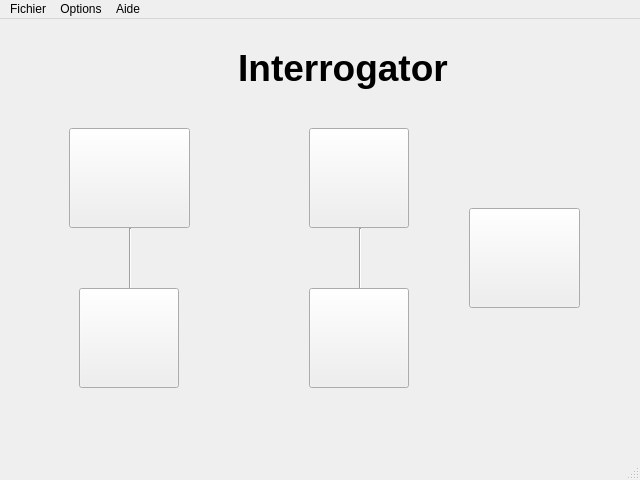
First picture: the form in interrogator.ui, repository chindit/Interrogator, before the edit.
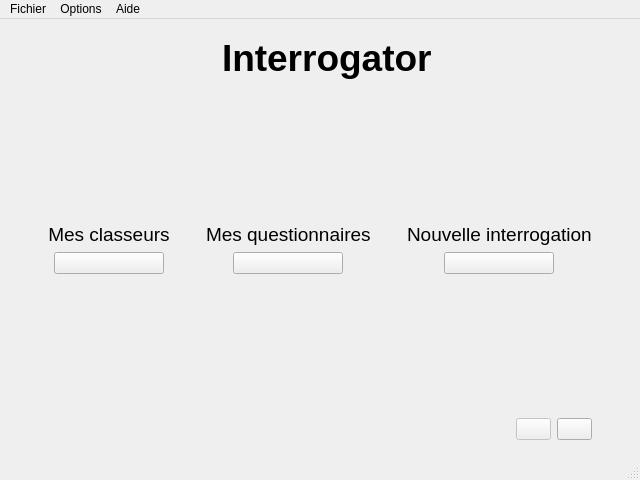
Second picture: the form after the edit. The open tabs and pages were chosen to show the change. Icons and pictures are not drawn.

Commit message: First attempt with BinderModel

The edit to the form file:
```diff
--- a/interrogator.ui
+++ b/interrogator.ui
@@ -45,269 +45,453 @@
    <bool>false</bool>
   </property>
   <widget class="QWidget" name="centralwidget">
-   <layout class="QHBoxLayout" name="horizontalLayout_9">
-    <item>
+   <layout class="QGridLayout" name="gridLayout_3">
+    <item row="0" column="0">
      <widget class="QStackedWidget" name="stackedWidget">
       <property name="currentIndex">
        <number>5</number>
       </property>
       <widget class="QWidget" name="index">
-       <widget class="QWidget" name="horizontalLayoutWidget">
-        <property name="geometry">
-         <rect>
-          <x>140</x>
-          <y>0</y>
-          <width>307</width>
-          <height>80</height>
-         </rect>
-        </property>
-        <layout class="QHBoxLayout" name="horizontalLayout">
-         <item>
-          <widget class="QLabel" name="label_titre_image">
-           <property name="maximumSize">
-            <size>
-             <width>75</width>
-             <height>75</height>
-            </size>
-           </property>
-           <property name="text">
-            <string/>
-           </property>
-           <property name="pixmap">
-            <pixmap resource="images.qrc">:/icones/images/interrogator.png</pixmap>
-           </property>
-           <property name="scaledContents">
-            <bool>true</bool>
-           </property>
-           <property name="alignment">
-            <set>Qt::AlignCenter</set>
-           </property>
-          </widget>
-         </item>
-         <item>
-          <widget class="QLabel" name="label_ttre">
-           <property name="font">
-            <font>
-             <family>Ubuntu</family>
-             <pointsize>28</pointsize>
-             <weight>75</weight>
-             <bold>true</bold>
-            </font>
-           </property>
-           <property name="statusTip">
-            <string/>
-           </property>
-           <property name="text">
-            <string>Interrogator</string>
-           </property>
-           <property name="alignment">
-            <set>Qt::AlignCenter</set>
-           </property>
-          </widget>
-         </item>
-        </layout>
-       </widget>
-       <widget class="QPushButton" name="pushButton_interro">
-        <property name="geometry">
-         <rect>
-          <x>460</x>
-          <y>180</y>
-          <width>111</width>
-          <height>100</height>
-         </rect>
-        </property>
-        <property name="minimumSize">
-         <size>
-          <width>100</width>
-          <height>100</height>
-         </size>
-        </property>
-        <property name="statusTip">
-         <string>Créer un questionnaire</string>
-        </property>
-        <property name="whatsThis">
-         <string>Créer un questionnaire</string>
-        </property>
-        <property name="text">
-         <string/>
-        </property>
-        <property name="icon">
-         <iconset resource="images.qrc">
-          <normaloff>:/icones/images/new_interrogation.png</normaloff>:/icones/images/new_interrogation.png</iconset>
-        </property>
-        <property name="iconSize">
-         <size>
-          <width>90</width>
-          <height>90</height>
-         </size>
-        </property>
-       </widget>
-       <widget class="QPushButton" name="pushButton_category">
-        <property name="geometry">
-         <rect>
-          <x>60</x>
-          <y>100</y>
-          <width>121</width>
-          <height>100</height>
-         </rect>
-        </property>
-        <property name="minimumSize">
-         <size>
-          <width>100</width>
-          <height>100</height>
-         </size>
-        </property>
-        <property name="statusTip">
-         <string>Gérer les catégories</string>
-        </property>
-        <property name="whatsThis">
-         <string>Gérer les catégories</string>
-        </property>
-        <property name="text">
-         <string/>
-        </property>
-        <property name="icon">
-         <iconset resource="images.qrc">
-          <normaloff>:/icones/images/category.png</normaloff>:/icones/images/category.png</iconset>
-        </property>
-        <property name="iconSize">
-         <size>
-          <width>100</width>
-          <height>100</height>
-         </size>
-        </property>
-       </widget>
-       <widget class="Line" name="line">
-        <property name="geometry">
-         <rect>
-          <x>120</x>
-          <y>200</y>
-          <width>3</width>
-          <height>61</height>
-         </rect>
-        </property>
-        <property name="orientation">
-         <enum>Qt::Vertical</enum>
-        </property>
-       </widget>
-       <widget class="QPushButton" name="pushButton_question">
-        <property name="geometry">
-         <rect>
-          <x>300</x>
-          <y>100</y>
-          <width>100</width>
-          <height>100</height>
-         </rect>
-        </property>
-        <property name="minimumSize">
-         <size>
-          <width>100</width>
-          <height>100</height>
-         </size>
-        </property>
-        <property name="statusTip">
-         <string>Gérer les questions</string>
-        </property>
-        <property name="whatsThis">
-         <string>Gérer les questions</string>
-        </property>
-        <property name="text">
-         <string/>
-        </property>
-        <property name="icon">
-         <iconset resource="images.qrc">
-          <normaloff>:/icones/images/question.png</normaloff>:/icones/images/question.png</iconset>
-        </property>
-        <property name="iconSize">
-         <size>
-          <width>90</width>
-          <height>90</height>
-         </size>
-        </property>
-       </widget>
-       <widget class="Line" name="line_2">
-        <property name="geometry">
-         <rect>
-          <x>350</x>
-          <y>200</y>
-          <width>3</width>
-          <height>61</height>
-         </rect>
-        </property>
-        <property name="orientation">
-         <enum>Qt::Vertical</enum>
-        </property>
-       </widget>
-       <widget class="QPushButton" name="pushButton_add_category">
-        <property name="geometry">
-         <rect>
-          <x>70</x>
-          <y>260</y>
-          <width>100</width>
-          <height>100</height>
-         </rect>
-        </property>
-        <property name="minimumSize">
-         <size>
-          <width>100</width>
-          <height>100</height>
-         </size>
-        </property>
-        <property name="statusTip">
-         <string>Ajouter une catégorie</string>
-        </property>
-        <property name="whatsThis">
-         <string>Ajouter une catégorie</string>
-        </property>
-        <property name="text">
-         <string/>
-        </property>
-        <property name="icon">
-         <iconset resource="images.qrc">
-          <normaloff>:/icones/images/add_category.png</normaloff>:/icones/images/add_category.png</iconset>
-        </property>
-        <property name="iconSize">
-         <size>
-          <width>90</width>
-          <height>90</height>
-         </size>
-        </property>
-       </widget>
-       <widget class="QPushButton" name="pushButton_add_question_2">
-        <property name="geometry">
-         <rect>
-          <x>300</x>
-          <y>260</y>
-          <width>100</width>
-          <height>100</height>
-         </rect>
-        </property>
-        <property name="minimumSize">
-         <size>
-          <width>100</width>
-          <height>100</height>
-         </size>
-        </property>
-        <property name="statusTip">
-         <string>Ajouter une question</string>
-        </property>
-        <property name="whatsThis">
-         <string>Ajouter une question</string>
-        </property>
-        <property name="text">
-         <string/>
-        </property>
-        <property name="icon">
-         <iconset resource="images.qrc">
-          <normaloff>:/icones/images/add_question.png</normaloff>:/icones/images/add_question.png</iconset>
-        </property>
-        <property name="iconSize">
-         <size>
-          <width>90</width>
-          <height>90</height>
-         </size>
-        </property>
-       </widget>
+       <layout class="QGridLayout" name="gridLayout_6">
+        <item row="3" column="3">
+         <spacer name="bottomSpacer">
+          <property name="orientation">
+           <enum>Qt::Vertical</enum>
+          </property>
+          <property name="sizeHint" stdset="0">
+           <size>
+            <width>20</width>
+            <height>40</height>
+           </size>
+          </property>
+         </spacer>
+        </item>
+        <item row="2" column="4">
+         <spacer name="horizontalSpacer3">
+          <property name="orientation">
+           <enum>Qt::Horizontal</enum>
+          </property>
+          <property name="sizeHint" stdset="0">
+           <size>
+            <width>40</width>
+            <height>20</height>
+           </size>
+          </property>
+         </spacer>
+        </item>
+        <item row="2" column="2">
+         <spacer name="horizontalSpacer2">
+          <property name="orientation">
+           <enum>Qt::Horizontal</enum>
+          </property>
+          <property name="sizeHint" stdset="0">
+           <size>
+            <width>40</width>
+            <height>20</height>
+           </size>
+          </property>
+         </spacer>
+        </item>
+        <item row="2" column="0">
+         <spacer name="horizontalSpacer1">
+          <property name="orientation">
+           <enum>Qt::Horizontal</enum>
+          </property>
+          <property name="sizeHint" stdset="0">
+           <size>
+            <width>40</width>
+            <height>20</height>
+           </size>
+          </property>
+         </spacer>
+        </item>
+        <item row="4" column="5">
+         <layout class="QHBoxLayout" name="statusButtons">
+          <item>
+           <spacer name="statusLeftSpacer">
+            <property name="orientation">
+             <enum>Qt::Horizontal</enum>
+            </property>
+            <property name="sizeHint" stdset="0">
+             <size>
+              <width>40</width>
+              <height>20</height>
+             </size>
+            </property>
+           </spacer>
+          </item>
+          <item>
+           <widget class="QPushButton" name="pushButtonStatusStorage">
+            <property name="enabled">
+             <bool>false</bool>
+            </property>
+            <property name="maximumSize">
+             <size>
+              <width>35</width>
+              <height>35</height>
+             </size>
+            </property>
+            <property name="text">
+             <string/>
+            </property>
+            <property name="icon">
+             <iconset resource="images.qrc">
+              <normaloff>:/images/storage.png</normaloff>:/images/storage.png</iconset>
+            </property>
+            <property name="iconSize">
+             <size>
+              <width>25</width>
+              <height>25</height>
+             </size>
+            </property>
+           </widget>
+          </item>
+          <item>
+           <widget class="QPushButton" name="pushButtonStatusSettings">
+            <property name="maximumSize">
+             <size>
+              <width>35</width>
+              <height>35</height>
+             </size>
+            </property>
+            <property name="text">
+             <string/>
+            </property>
+            <property name="icon">
+             <iconset resource="images.qrc">
+              <normaloff>:/images/settings.png</normaloff>:/images/settings.png</iconset>
+            </property>
+            <property name="iconSize">
+             <size>
+              <width>25</width>
+              <height>25</height>
+             </size>
+            </property>
+           </widget>
+          </item>
+         </layout>
+        </item>
+        <item row="2" column="1">
+         <layout class="QVBoxLayout" name="binderLayout">
+          <item>
+           <widget class="QLabel" name="labelBinder">
+            <property name="font">
+             <font>
+              <family>Ubuntu</family>
+              <pointsize>14</pointsize>
+             </font>
+            </property>
+            <property name="text">
+             <string>Mes classeurs</string>
+            </property>
+            <property name="alignment">
+             <set>Qt::AlignCenter</set>
+            </property>
+           </widget>
+          </item>
+          <item>
+           <layout class="QHBoxLayout" name="binderButtonLayout">
+            <item>
+             <widget class="QPushButton" name="pushButtonBinder">
+              <property name="maximumSize">
+               <size>
+                <width>110</width>
+                <height>110</height>
+               </size>
+              </property>
+              <property name="text">
+               <string/>
+              </property>
+              <property name="icon">
+               <iconset resource="images.qrc">
+                <normaloff>:/images/binder.png</normaloff>:/images/binder.png</iconset>
+              </property>
+              <property name="iconSize">
+               <size>
+                <width>100</width>
+                <height>100</height>
+               </size>
+              </property>
+             </widget>
+            </item>
+           </layout>
+          </item>
+         </layout>
+        </item>
+        <item row="2" column="5">
+         <layout class="QVBoxLayout" name="interrogationLayout">
+          <item>
+           <widget class="QLabel" name="labelInterrogation">
+            <property name="font">
+             <font>
+              <family>Ubuntu</family>
+              <pointsize>14</pointsize>
+             </font>
+            </property>
+            <property name="text">
+             <string>Nouvelle interrogation</string>
+            </property>
+           </widget>
+          </item>
+          <item>
+           <layout class="QHBoxLayout" name="interrogationButtonLayout">
+            <item>
+             <widget class="QPushButton" name="pushButtonInterrogation">
+              <property name="maximumSize">
+               <size>
+                <width>110</width>
+                <height>110</height>
+               </size>
+              </property>
+              <property name="text">
+               <string/>
+              </property>
+              <property name="icon">
+               <iconset resource="images.qrc">
+                <normaloff>:/images/create-document.png</normaloff>:/images/create-document.png</iconset>
+              </property>
+              <property name="iconSize">
+               <size>
+                <width>100</width>
+                <height>100</height>
+               </size>
+              </property>
+             </widget>
+            </item>
+           </layout>
+          </item>
+         </layout>
+        </item>
+        <item row="2" column="3">
+         <layout class="QVBoxLayout" name="questionnaireLayout">
+          <item>
+           <widget class="QLabel" name="labelQuestionnaire">
+            <property name="font">
+             <font>
+              <family>Ubuntu</family>
+              <pointsize>14</pointsize>
+             </font>
+            </property>
+            <property name="text">
+             <string>Mes questionnaires</string>
+            </property>
+           </widget>
+          </item>
+          <item>
+           <layout class="QHBoxLayout" name="questionnaireButtonLayout">
+            <item>
+             <widget class="QPushButton" name="pushButtonQuestionnaire">
+              <property name="maximumSize">
+               <size>
+                <width>110</width>
+                <height>110</height>
+               </size>
+              </property>
+              <property name="text">
+               <string/>
+              </property>
+              <property name="icon">
+               <iconset resource="images.qrc">
+                <normaloff>:/icones/images/question.png</normaloff>:/icones/images/question.png</iconset>
+              </property>
+              <property name="iconSize">
+               <size>
+                <width>100</width>
+                <height>100</height>
+               </size>
+              </property>
+             </widget>
+            </item>
+           </layout>
+          </item>
+         </layout>
+        </item>
+        <item row="1" column="3">
+         <spacer name="topSpacer">
+          <property name="orientation">
+           <enum>Qt::Vertical</enum>
+          </property>
+          <property name="sizeHint" stdset="0">
+           <size>
+            <width>20</width>
+            <height>40</height>
+           </size>
+          </property>
+         </spacer>
+        </item>
+        <item row="2" column="6">
+         <spacer name="horizontalSpacer4">
+          <property name="orientation">
+           <enum>Qt::Horizontal</enum>
+          </property>
+          <property name="sizeHint" stdset="0">
+           <size>
+            <width>40</width>
+            <height>20</height>
+           </size>
+          </property>
+         </spacer>
+        </item>
+        <item row="0" column="0" colspan="7">
+         <layout class="QHBoxLayout" name="titleLayout">
+          <item>
+           <spacer name="leftTitleSpacer">
+            <property name="orientation">
+             <enum>Qt::Horizontal</enum>
+            </property>
+            <property name="sizeHint" stdset="0">
+             <size>
+              <width>40</width>
+              <height>20</height>
+             </size>
+            </property>
+           </spacer>
+          </item>
+          <item>
+           <widget class="QLabel" name="labelMainIcon">
+            <property name="maximumSize">
+             <size>
+              <width>75</width>
+              <height>75</height>
+             </size>
+            </property>
+            <property name="text">
+             <string/>
+            </property>
+            <property name="pixmap">
+             <pixmap resource="images.qrc">:/icones/images/interrogator.png</pixmap>
+            </property>
+            <property name="scaledContents">
+             <bool>true</bool>
+            </property>
+           </widget>
+          </item>
+          <item>
+           <widget class="QLabel" name="labelTitle">
+            <property name="font">
+             <font>
+              <family>Ubuntu</family>
+              <pointsize>28</pointsize>
+              <weight>75</weight>
+              <bold>true</bold>
+             </font>
+            </property>
+            <property name="text">
+             <string>Interrogator</string>
+            </property>
+           </widget>
+          </item>
+          <item>
+           <spacer name="rightTitleSpacer">
+            <property name="orientation">
+             <enum>Qt::Horizontal</enum>
+            </property>
+            <property name="sizeHint" stdset="0">
+             <size>
+              <width>40</width>
+              <height>20</height>
+             </size>
+            </property>
+           </spacer>
+          </item>
+         </layout>
+        </item>
+       </layout>
+      </widget>
+      <widget class="QWidget" name="binder">
+       <layout class="QGridLayout" name="gridLayout_4">
+        <item row="3" column="0">
+         <layout class="QHBoxLayout" name="horizontalLayoutBinderAction">
+          <item>
+           <widget class="QPushButton" name="pushButtonBinderDelete">
+            <property name="enabled">
+             <bool>false</bool>
+            </property>
+            <property name="text">
+             <string>Supprimer</string>
+            </property>
+            <property name="icon">
+             <iconset resource="images.qrc">
+              <normaloff>:/icones/images/delete.png</normaloff>:/icones/images/delete.png</iconset>
+            </property>
+           </widget>
+          </item>
+          <item>
+           <widget class="QPushButton" name="pushButtonBinderEdit">
+            <property name="enabled">
+             <bool>false</bool>
+            </property>
+            <property name="text">
+             <string>Éditer</string>
+            </property>
+            <property name="icon">
+             <iconset resource="images.qrc">
+              <normaloff>:/icones/images/edit.png</normaloff>:/icones/images/edit.png</iconset>
+            </property>
+           </widget>
+          </item>
+          <item>
+           <widget class="QPushButton" name="pushButtonBinderAdd">
+            <property name="text">
+             <string>Nouveau</string>
+            </property>
+            <property name="icon">
+             <iconset resource="images.qrc">
+              <normaloff>:/icones/images/add.png</normaloff>:/icones/images/add.png</iconset>
+            </property>
+           </widget>
+          </item>
+         </layout>
+        </item>
+        <item row="2" column="0">
+         <widget class="QTreeView" name="treeViewBinders"/>
+        </item>
+        <item row="1" column="0">
+         <layout class="QHBoxLayout" name="horizontalLayoutBinderTitle">
+          <item>
+           <widget class="QPushButton" name="pushButtonBinderHome">
+            <property name="maximumSize">
+             <size>
+              <width>30</width>
+              <height>30</height>
+             </size>
+            </property>
+            <property name="text">
+             <string/>
+            </property>
+            <property name="icon">
+             <iconset resource="images.qrc">
+              <normaloff>:/icones/images/home.png</normaloff>:/icones/images/home.png</iconset>
+            </property>
+            <property name="iconSize">
+             <size>
+              <width>20</width>
+              <height>20</height>
+             </size>
+            </property>
+           </widget>
+          </item>
+          <item>
+           <widget class="QLabel" name="labelBinderTitle">
+            <property name="font">
+             <font>
+              <family>Ubuntu</family>
+              <pointsize>20</pointsize>
+              <weight>75</weight>
+              <bold>true</bold>
+             </font>
+            </property>
+            <property name="text">
+             <string>Mon classeur</string>
+            </property>
+            <property name="alignment">
+             <set>Qt::AlignCenter</set>
+            </property>
+           </widget>
+          </item>
+         </layout>
+        </item>
+       </layout>
       </widget>
       <widget class="QWidget" name="category">
        <widget class="QWidget" name="verticalLayoutWidget_2">
```
Left out of the diff: 204 changed lines with no effect on the pictures. The commit also changes 15 other files.
